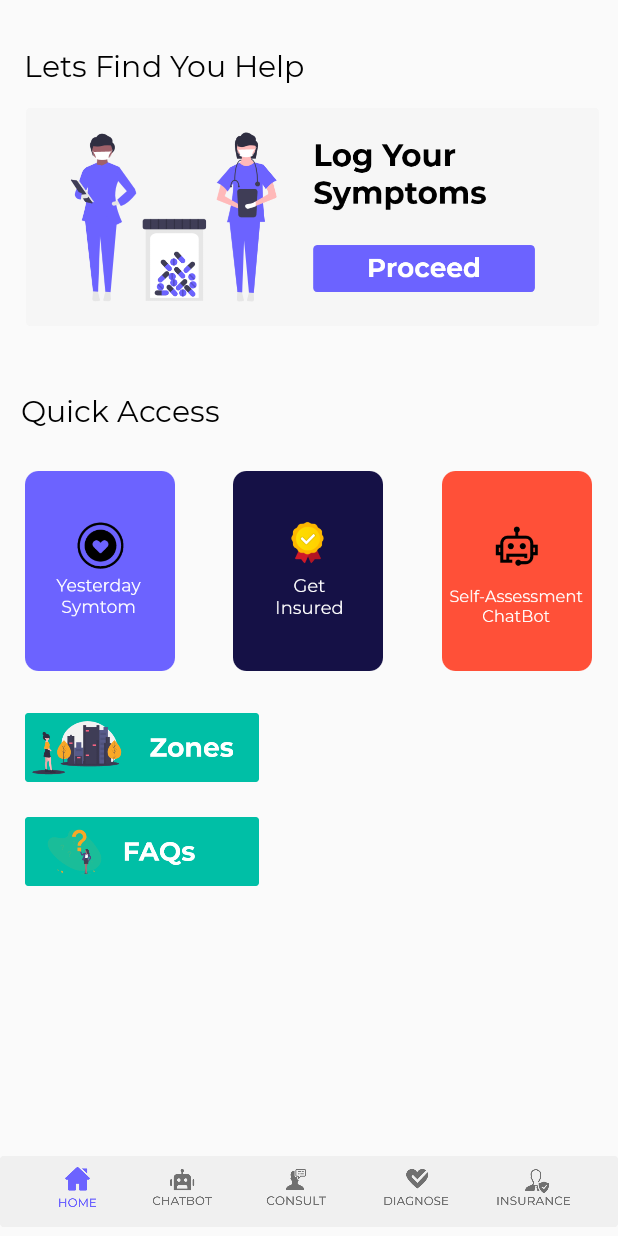
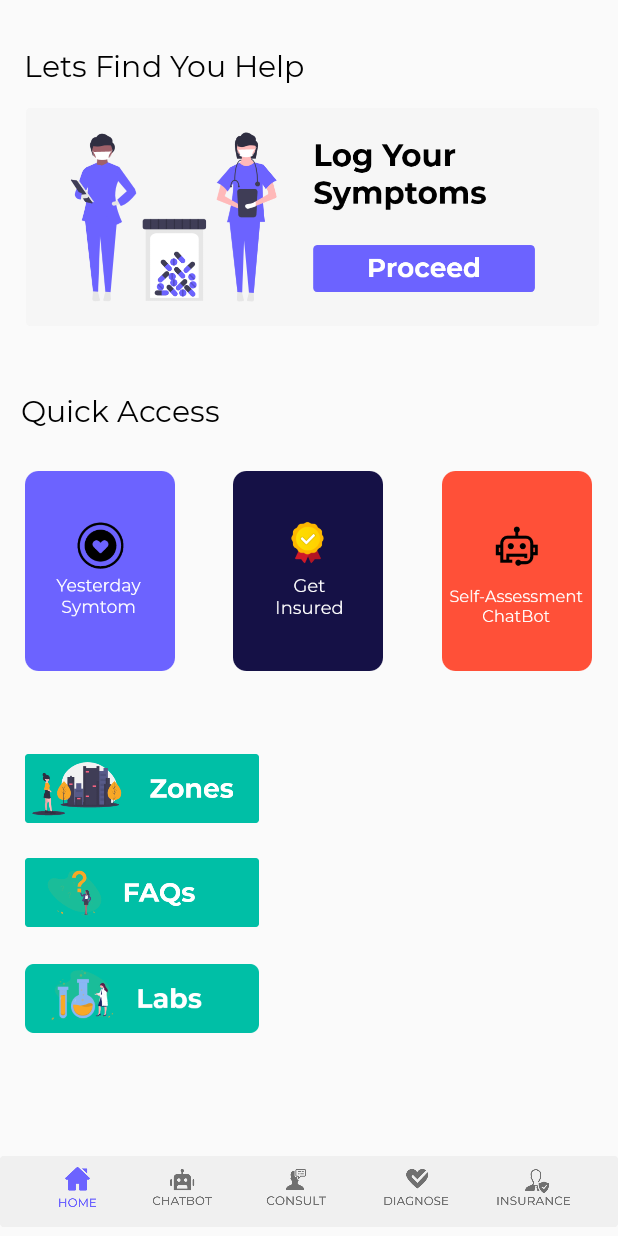
Before and after one commit to Hack-Rx/traCOVID, an Android app: the screen it shows after launch once a user with an empty profile is signed in (HomeActivity), on a phone screen of 412 x 824 dp. Run offline under Robolectric (Android 15) with nearby library versions, the phone set to English and light mode, and no system bars; our stand-ins replace Firebase (no records; nobody signed in at launch, a user with empty details on screens opened directly).

Commit message:
added labs button in activity_home.xml

```diff
--- a/app/src/main/res/layout/activity_home.xml
+++ b/app/src/main/res/layout/activity_home.xml
@@ -93,7 +93,19 @@
         app:layout_constraintHorizontal_bias="0.066"
         app:layout_constraintStart_toStartOf="parent"
         app:layout_constraintTop_toTopOf="parent"
-        app:layout_constraintVertical_bias="0.611" />
+        app:layout_constraintVertical_bias="0.646" />
+
+    <Button
+        android:id="@+id/button17"
+        android:layout_width="156dp"
+        android:layout_height="46dp"
+        android:background="@drawable/labs"
+        app:layout_constraintBottom_toBottomOf="parent"
+        app:layout_constraintEnd_toEndOf="parent"
+        app:layout_constraintHorizontal_bias="0.066"
+        app:layout_constraintStart_toStartOf="parent"
+        app:layout_constraintTop_toTopOf="parent"
+        app:layout_constraintVertical_bias="0.826" />
 
     <Button
         android:id="@+id/button16"
@@ -105,7 +117,7 @@
         app:layout_constraintHorizontal_bias="0.066"
         app:layout_constraintStart_toStartOf="parent"
         app:layout_constraintTop_toTopOf="parent"
-        app:layout_constraintVertical_bias="0.7" />
+        app:layout_constraintVertical_bias="0.735" />
 
     <ImageView
         android:id="@+id/imageView4"
```
Also changed, not shown: app/src/main/res/drawable/labs.png (added).
